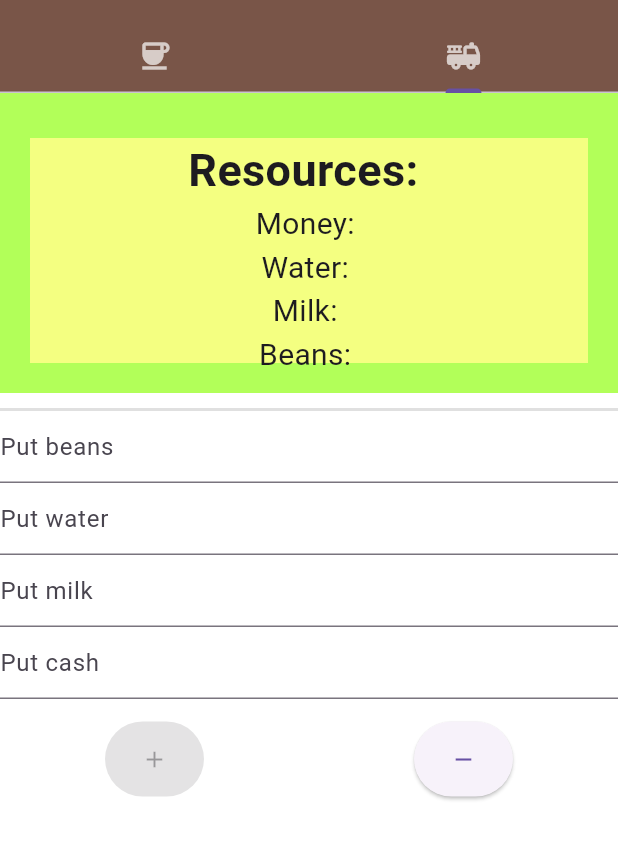
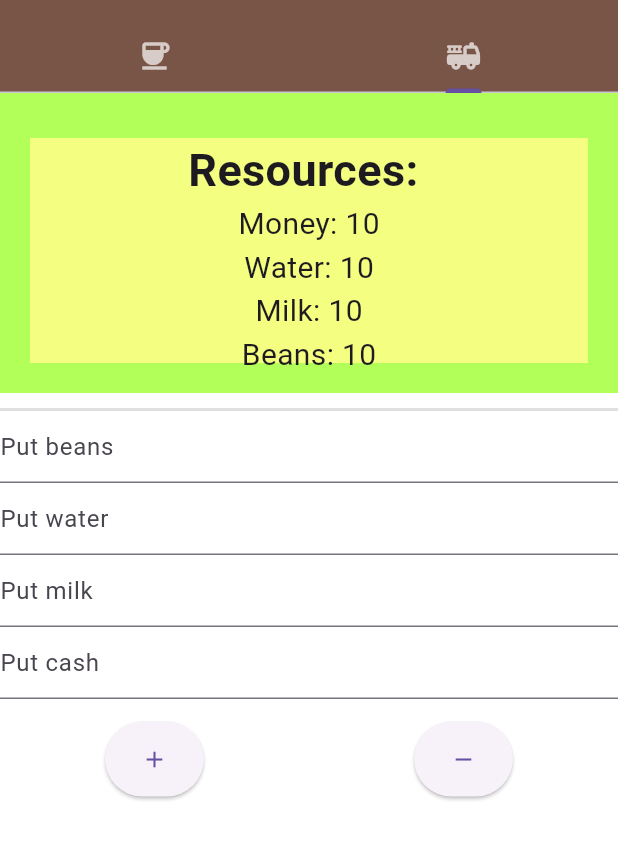
Before and after one commit to YaRus02/IT2001_Lobanov, a Flutter app: the screen it shows after launch, tab 2 chosen, on a phone screen of 412 x 824 dp, the part 63-923 px from its top. Run offline on Flutter 3.47's test engine with Material 2 defaults, Android fonts, the phone set to English and light mode, and no system bars.

Commit message:
добавлено отображение количества ресурсов

```diff
--- a/lab12/lib/Classes/Pages/ControlPanel.dart
+++ b/lab12/lib/Classes/Pages/ControlPanel.dart
@@ -38,13 +38,13 @@ class _ControlPanel extends State<ControlPanel> {
                     child: Column(
                       mainAxisAlignment: MainAxisAlignment.end,
                       // crossAxisAlignment: CrossAxisAlignment.stret,
-                      children: const [
+                      children:  [
                         Text('Resources: ', style: TextStyle(
                                 fontSize: 30, fontWeight: FontWeight.bold)),
-                        Text('Money: ', style: TextStyle(fontSize: 20),),
-                        Text('Water: ', style: TextStyle(fontSize: 20),),
-                        Text('Milk: ', style: TextStyle(fontSize: 20),),
-                        Text('Beans: ', style: TextStyle(fontSize: 20),),
+                        Text('Money: ${widget.machine.resources.cash}', style: TextStyle(fontSize: 20),),
+                        Text('Water: ${widget.machine.resources.water}', style: TextStyle(fontSize: 20),),
+                        Text('Milk: ${widget.machine.resources.milk}', style: TextStyle(fontSize: 20),),
+                        Text('Beans: ${widget.machine.resources.coffeeBeans}', style: TextStyle(fontSize: 20),),
                       ],
                     ),
                   ),
@@ -83,7 +83,7 @@ class _ControlPanel extends State<ControlPanel> {
             mainAxisAlignment: MainAxisAlignment.spaceAround,
             children: [
 
-              ElevatedButton(onPressed: () {widget}, child: Icon(Icons.add), style: ElevatedButton.styleFrom(padding: EdgeInsets.symmetric(vertical: 16, horizontal: 24),),),
+              ElevatedButton(onPressed: () {}, child: Icon(Icons.add), style: ElevatedButton.styleFrom(padding: EdgeInsets.symmetric(vertical: 16, horizontal: 24),),),
               ElevatedButton(onPressed: () {}, child: Icon(Icons.remove), style: ElevatedButton.styleFrom(padding: EdgeInsets.symmetric(vertical: 16, horizontal: 24),),),
 
             ],
--- a/lab12/lib/main.dart
+++ b/lab12/lib/main.dart
@@ -25,7 +25,7 @@ class TabBarBuild extends StatefulWidget {
 }
 
 class _TabBarBuildState extends State<TabBarBuild> {
-  CoffeeMachine machine = CoffeeMachine(Resources(0, 0, 0, 0));
+  CoffeeMachine machine = CoffeeMachine(Resources(10, 10, 10, 10));
 
 
 
```
